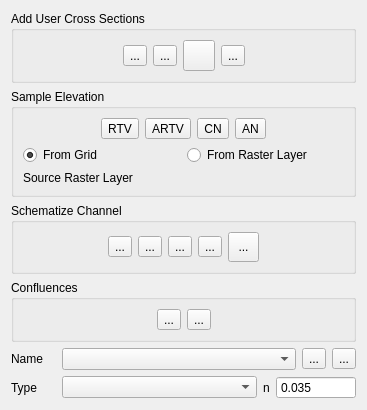
This is flo2d/ui/xs_editor.ui in FLO-2DSoftware/qgis-flo-2d-plugin as Qt 5 draws it before an edit. The edited form follows.
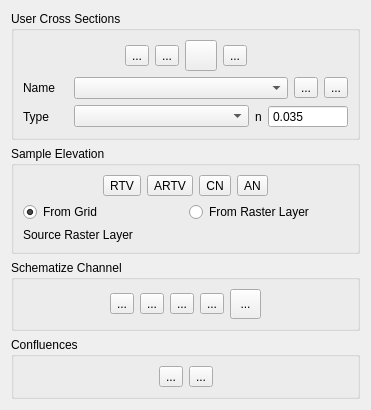
This is the edited form. Icons and pictures are not drawn.

Commit message: Improved the interface and removed unused code.

```diff
--- a/flo2d/ui/xs_editor.ui
+++ b/flo2d/ui/xs_editor.ui
@@ -9,7 +9,7 @@
    <rect>
     <x>0</x>
     <y>0</y>
-    <width>367</width>
+    <width>371</width>
     <height>406</height>
    </rect>
   </property>
@@ -17,44 +17,176 @@
    <string>Cross-section Editor</string>
   </property>
   <layout class="QGridLayout" name="gridLayout_3">
-   <item row="0" column="0" colspan="3">
-    <widget class="QGroupBox" name="user_cross_section_grp">
+   <item row="7" column="0" colspan="3">
+    <widget class="QGroupBox" name="confluences_grp">
      <property name="title">
-      <string>Add User Cross Sections</string>
+      <string>Confluences</string>
      </property>
-     <layout class="QGridLayout" name="gridLayout_2">
+     <layout class="QGridLayout" name="gridLayout_7">
       <item row="0" column="0">
-       <layout class="QGridLayout" name="gridLayout">
+       <layout class="QGridLayout" name="gridLayout_5">
+        <item row="0" column="0">
+         <spacer name="horizontalSpacer_9">
+          <property name="orientation">
+           <enum>Qt::Horizontal</enum>
+          </property>
+          <property name="sizeHint" stdset="0">
+           <size>
+            <width>40</width>
+            <height>20</height>
+           </size>
+          </property>
+         </spacer>
+        </item>
+        <item row="0" column="1">
+         <widget class="QToolButton" name="confluences_btn">
+          <property name="toolTip">
+           <string>&lt;html&gt;&lt;head/&gt;&lt;body&gt;&lt;p&gt;Add Confluence&lt;/p&gt;&lt;/body&gt;&lt;/html&gt;</string>
+          </property>
+          <property name="text">
+           <string>...</string>
+          </property>
+          <property name="icon">
+           <iconset>
+            <normaloff>../img/schematize_confluence.svg</normaloff>../img/schematize_confluence.svg</iconset>
+          </property>
+          <property name="iconSize">
+           <size>
+            <width>24</width>
+            <height>24</height>
+           </size>
+          </property>
+         </widget>
+        </item>
+        <item row="0" column="3">
+         <spacer name="horizontalSpacer_5">
+          <property name="orientation">
+           <enum>Qt::Horizontal</enum>
+          </property>
+          <property name="sizeHint" stdset="0">
+           <size>
+            <width>40</width>
+            <height>20</height>
+           </size>
+          </property>
+         </spacer>
+        </item>
+        <item row="0" column="2">
+         <widget class="QToolButton" name="delete_confluences_btn">
+          <property name="toolTip">
+           <string>&lt;html&gt;&lt;head/&gt;&lt;body&gt;&lt;p&gt;Delete Confluence&lt;/p&gt;&lt;/body&gt;&lt;/html&gt;</string>
+          </property>
+          <property name="text">
+           <string>...</string>
+          </property>
+          <property name="icon">
+           <iconset>
+            <normaloff>../img/delete_confluence.svg</normaloff>../img/delete_confluence.svg</iconset>
+          </property>
+          <property name="iconSize">
+           <size>
+            <width>24</width>
+            <height>24</height>
+           </size>
+          </property>
+         </widget>
+        </item>
+       </layout>
+      </item>
+     </layout>
+    </widget>
+   </item>
+   <item row="5" column="0" colspan="3">
+    <widget class="QGroupBox" name="intermediate_grp">
+     <property name="title">
+      <string>Schematize Channel</string>
+     </property>
+     <layout class="QGridLayout" name="gridLayout_10">
+      <item row="0" column="0">
+       <layout class="QGridLayout" name="gridLayout_9">
+        <item row="0" column="0">
+         <spacer name="horizontalSpacer_2">
+          <property name="orientation">
+           <enum>Qt::Horizontal</enum>
+          </property>
+          <property name="sizeHint" stdset="0">
+           <size>
+            <width>40</width>
+            <height>20</height>
+           </size>
+          </property>
+         </spacer>
+        </item>
+        <item row="0" column="2">
+         <widget class="QToolButton" name="interpolate_channel_elevation_btn">
+          <property name="toolTip">
+           <string>&lt;html&gt;&lt;head/&gt;&lt;body&gt;&lt;p&gt;Interpolate Cross Section Elevation&lt;/p&gt;&lt;/body&gt;&lt;/html&gt;</string>
+          </property>
+          <property name="text">
+           <string>...</string>
+          </property>
+          <property name="icon">
+           <iconset>
+            <normaloff>../img/interpolate_channel_z.svg</normaloff>../img/interpolate_channel_z.svg</iconset>
+          </property>
+          <property name="iconSize">
+           <size>
+            <width>24</width>
+            <height>24</height>
+           </size>
+          </property>
+         </widget>
+        </item>
+        <item row="0" column="6">
+         <spacer name="horizontalSpacer_3">
+          <property name="orientation">
+           <enum>Qt::Horizontal</enum>
+          </property>
+          <property name="sizeHint" stdset="0">
+           <size>
+            <width>40</width>
+            <height>20</height>
+           </size>
+          </property>
+         </spacer>
+        </item>
+        <item row="0" column="1">
+         <widget class="QToolButton" name="schematize_xs_btn">
+          <property name="toolTip">
+           <string>&lt;html&gt;&lt;head/&gt;&lt;body&gt;&lt;p&gt;Schematize Channel&lt;/p&gt;&lt;/body&gt;&lt;/html&gt;</string>
+          </property>
+          <property name="text">
+           <string>...</string>
+          </property>
+          <property name="icon">
+           <iconset>
+            <normaloff>../img/intermediate_cross_sections.svg</normaloff>../img/intermediate_cross_sections.svg</iconset>
+          </property>
+          <property name="iconSize">
+           <size>
+            <width>24</width>
+            <height>24</height>
+           </size>
+          </property>
+         </widget>
+        </item>
         <item row="0" column="5">
-         <spacer name="horizontalSpacer_4">
-          <property name="orientation">
-           <enum>Qt::Horizontal</enum>
-          </property>
-          <property name="sizeHint" stdset="0">
+         <widget class="QToolButton" name="delete_schema_btn">
+          <property name="minimumSize">
            <size>
-            <width>40</width>
-            <height>20</height>
-           </size>
-          </property>
-         </spacer>
-        </item>
-        <item row="0" column="3">
-         <widget class="QToolButton" name="revert_changes_btn">
-          <property name="maximumSize">
-           <size>
-            <width>16777215</width>
-            <height>16777215</height>
+            <width>31</width>
+            <height>30</height>
            </size>
           </property>
           <property name="toolTip">
-           <string>&lt;html&gt;&lt;head/&gt;&lt;body&gt;&lt;p&gt;Revert unsaved changes for current cross-section (Users Layers)&lt;/p&gt;&lt;/body&gt;&lt;/html&gt;</string>
+           <string>&lt;html&gt;&lt;head/&gt;&lt;body&gt;&lt;p&gt;Delete Schematize Channel&lt;/p&gt;&lt;/body&gt;&lt;/html&gt;</string>
           </property>
           <property name="text">
-           <string/>
+           <string>...</string>
           </property>
           <property name="icon">
            <iconset>
-            <normaloff>../img/mActionUndo.svg</normaloff>../img/mActionUndo.svg</iconset>
+            <normaloff>../img/delete_intermediate_cross_sections.svg</normaloff>../img/delete_intermediate_cross_sections.svg</iconset>
           </property>
           <property name="iconSize">
            <size>
@@ -65,19 +197,16 @@
          </widget>
         </item>
         <item row="0" column="4">
-         <widget class="QToolButton" name="delete_btn">
-          <property name="focusPolicy">
-           <enum>Qt::StrongFocus</enum>
-          </property>
+         <widget class="QToolButton" name="check_schematized_channel_btn">
           <property name="toolTip">
-           <string>&lt;html&gt;&lt;head/&gt;&lt;body&gt;&lt;p&gt;Delete current cross-section (Users Layers)&lt;/p&gt;&lt;/body&gt;&lt;/html&gt;</string>
+           <string>&lt;html&gt;&lt;head/&gt;&lt;body&gt;&lt;p&gt;Check Schematized Channel&lt;/p&gt;&lt;/body&gt;&lt;/html&gt;</string>
           </property>
           <property name="text">
            <string>...</string>
           </property>
           <property name="icon">
            <iconset>
-            <normaloff>../img/mActionDeleteSelected.svg</normaloff>../img/mActionDeleteSelected.svg</iconset>
+            <normaloff>../img/check_intermediate_cross_sections.svg</normaloff>../img/check_intermediate_cross_sections.svg</iconset>
           </property>
           <property name="iconSize">
            <size>
@@ -87,37 +216,20 @@
           </property>
          </widget>
         </item>
-        <item row="0" column="1">
-         <widget class="QToolButton" name="digitize_btn">
+        <item row="0" column="3">
+         <widget class="QToolButton" name="interpolate_channel_n_btn">
           <property name="toolTip">
-           <string>&lt;html&gt;&lt;head/&gt;&lt;body&gt;&lt;p&gt;Add &amp;quot;Cross-sections&amp;quot;  lines  (Users Layer)&lt;/p&gt;&lt;/body&gt;&lt;/html&gt;</string>
+           <string>&lt;html&gt;&lt;head/&gt;&lt;body&gt;&lt;p&gt;Interpolate Channel n-values&lt;/p&gt;&lt;/body&gt;&lt;/html&gt;</string>
           </property>
-          <property name="text">
-           <string>...</string>
+          <property name="statusTip">
+           <string>Interpolate channel n-values</string>
           </property>
-          <property name="icon">
-           <iconset>
-            <normaloff>../img/mActionCaptureLine.svg</normaloff>../img/mActionCaptureLine.svg</iconset>
-          </property>
-          <property name="iconSize">
-           <size>
-            <width>24</width>
-            <height>24</height>
-           </size>
-          </property>
-         </widget>
-        </item>
-        <item row="0" column="2">
-         <widget class="QToolButton" name="save_xs_changes_btn">
-          <property name="toolTip">
-           <string>&lt;html&gt;&lt;head/&gt;&lt;body&gt;&lt;p&gt;Save current cross-section (Users Layers)&lt;/p&gt;&lt;/body&gt;&lt;/html&gt;</string>
-          </property>
           <property name="text">
            <string>...</string>
           </property>
           <property name="icon">
            <iconset>
-            <normaloff>../img/mActionSaveAllEdits.svg</normaloff>../img/mActionSaveAllEdits.svg</iconset>
+            <normaloff>../img/interpolate_channel_n.svg</normaloff>../img/interpolate_channel_n.svg</iconset>
           </property>
           <property name="iconSize">
            <size>
@@ -127,25 +239,12 @@
           </property>
          </widget>
         </item>
-        <item row="0" column="0">
-         <spacer name="horizontalSpacer">
-          <property name="orientation">
-           <enum>Qt::Horizontal</enum>
-          </property>
-          <property name="sizeHint" stdset="0">
-           <size>
-            <width>40</width>
-            <height>20</height>
-           </size>
-          </property>
-         </spacer>
-        </item>
        </layout>
       </item>
      </layout>
     </widget>
    </item>
-   <item row="1" column="0" colspan="3">
+   <item row="4" column="0" colspan="3">
     <widget class="QGroupBox" name="groupBox">
      <property name="title">
       <string>Sample Elevation</string>
@@ -308,154 +407,7 @@
      </layout>
     </widget>
    </item>
-   <item row="7" column="0" colspan="3">
-    <layout class="QHBoxLayout" name="horizontalLayout">
-     <property name="bottomMargin">
-      <number>0</number>
-     </property>
-     <item>
-      <widget class="QLabel" name="label">
-       <property name="minimumSize">
-        <size>
-         <width>45</width>
-         <height>0</height>
-        </size>
-       </property>
-       <property name="text">
-        <string>Name</string>
-       </property>
-      </widget>
-     </item>
-     <item>
-      <widget class="QComboBox" name="xs_cbo">
-       <property name="sizePolicy">
-        <sizepolicy hsizetype="MinimumExpanding" vsizetype="Fixed">
-         <horstretch>0</horstretch>
-         <verstretch>0</verstretch>
-        </sizepolicy>
-       </property>
-       <property name="minimumSize">
-        <size>
-         <width>0</width>
-         <height>0</height>
-        </size>
-       </property>
-      </widget>
-     </item>
-     <item>
-      <widget class="QToolButton" name="rename_xs_btn">
-       <property name="text">
-        <string>...</string>
-       </property>
-       <property name="icon">
-        <iconset>
-         <normaloff>../img/change_name.svg</normaloff>../img/change_name.svg</iconset>
-       </property>
-      </widget>
-     </item>
-     <item>
-      <widget class="QToolButton" name="xs_center_btn">
-       <property name="text">
-        <string>...</string>
-       </property>
-       <property name="icon">
-        <iconset>
-         <normaloff>../img/eye-svgrepo-com.svg</normaloff>../img/eye-svgrepo-com.svg</iconset>
-       </property>
-       <property name="checkable">
-        <bool>true</bool>
-       </property>
-      </widget>
-     </item>
-    </layout>
-   </item>
-   <item row="8" column="0" colspan="3">
-    <layout class="QGridLayout" name="gridLayout_4">
-     <property name="bottomMargin">
-      <number>0</number>
-     </property>
-     <item row="0" column="2">
-      <widget class="QLabel" name="label_5">
-       <property name="maximumSize">
-        <size>
-         <width>200</width>
-         <height>16777215</height>
-        </size>
-       </property>
-       <property name="text">
-        <string>n</string>
-       </property>
-      </widget>
-     </item>
-     <item row="0" column="0">
-      <widget class="QLabel" name="label_6">
-       <property name="minimumSize">
-        <size>
-         <width>45</width>
-         <height>0</height>
-        </size>
-       </property>
-       <property name="maximumSize">
-        <size>
-         <width>16777215</width>
-         <height>16777215</height>
-        </size>
-       </property>
-       <property name="text">
-        <string>Type</string>
-       </property>
-      </widget>
-     </item>
-     <item row="0" column="1">
-      <widget class="QComboBox" name="xs_type_cbo">
-       <property name="sizePolicy">
-        <sizepolicy hsizetype="MinimumExpanding" vsizetype="Fixed">
-         <horstretch>0</horstretch>
-         <verstretch>0</verstretch>
-        </sizepolicy>
-       </property>
-       <property name="maximumSize">
-        <size>
-         <width>16777215</width>
-         <height>16777215</height>
-        </size>
-       </property>
-      </widget>
-     </item>
-     <item row="0" column="3">
-      <widget class="QDoubleSpinBox" name="n_sbox">
-       <property name="sizePolicy">
-        <sizepolicy hsizetype="Minimum" vsizetype="Fixed">
-         <horstretch>0</horstretch>
-         <verstretch>0</verstretch>
-        </sizepolicy>
-       </property>
-       <property name="minimumSize">
-        <size>
-         <width>80</width>
-         <height>0</height>
-        </size>
-       </property>
-       <property name="buttonSymbols">
-        <enum>QAbstractSpinBox::NoButtons</enum>
-       </property>
-       <property name="decimals">
-        <number>3</number>
-       </property>
-       <property name="maximum">
-        <double>1.000000000000000</double>
-       </property>
-       <property name="singleStep">
-        <double>0.000000000000000</double>
-       </property>
-       <property name="value">
-        <double>0.035000000000000</double>
-       </property>
-      </widget>
-     </item>
-    </layout>
-   </item>
-   <item row="9" column="0" colspan="3">
+   <item row="12" column="0" colspan="3">
     <spacer name="verticalSpacer">
      <property name="orientation">
       <enum>Qt::Vertical</enum>
@@ -468,97 +420,44 @@
      </property>
     </spacer>
    </item>
-   <item row="2" column="0" colspan="3">
-    <widget class="QGroupBox" name="intermediate_grp">
+   <item row="0" column="0" colspan="3">
+    <widget class="QGroupBox" name="user_cross_section_grp">
      <property name="title">
-      <string>Schematize Channel</string>
+      <string>User Cross Sections</string>
      </property>
-     <layout class="QGridLayout" name="gridLayout_10">
+     <layout class="QGridLayout" name="gridLayout_2">
       <item row="0" column="0">
-       <layout class="QGridLayout" name="gridLayout_9">
-        <item row="0" column="0">
-         <spacer name="horizontalSpacer_2">
-          <property name="orientation">
-           <enum>Qt::Horizontal</enum>
-          </property>
-          <property name="sizeHint" stdset="0">
-           <size>
-            <width>40</width>
-            <height>20</height>
-           </size>
-          </property>
-         </spacer>
-        </item>
-        <item row="0" column="2">
-         <widget class="QToolButton" name="interpolate_channel_elevation_btn">
-          <property name="toolTip">
-           <string>&lt;html&gt;&lt;head/&gt;&lt;body&gt;&lt;p&gt;Interpolate Cross Section Elevation&lt;/p&gt;&lt;/body&gt;&lt;/html&gt;</string>
-          </property>
-          <property name="text">
-           <string>...</string>
-          </property>
-          <property name="icon">
-           <iconset>
-            <normaloff>../img/interpolate_channel_z.svg</normaloff>../img/interpolate_channel_z.svg</iconset>
-          </property>
-          <property name="iconSize">
-           <size>
-            <width>24</width>
-            <height>24</height>
-           </size>
-          </property>
-         </widget>
-        </item>
-        <item row="0" column="6">
-         <spacer name="horizontalSpacer_3">
-          <property name="orientation">
-           <enum>Qt::Horizontal</enum>
-          </property>
-          <property name="sizeHint" stdset="0">
-           <size>
-            <width>40</width>
-            <height>20</height>
-           </size>
-          </property>
-         </spacer>
-        </item>
-        <item row="0" column="1">
-         <widget class="QToolButton" name="schematize_xs_btn">
-          <property name="toolTip">
-           <string>&lt;html&gt;&lt;head/&gt;&lt;body&gt;&lt;p&gt;Schematize Channel&lt;/p&gt;&lt;/body&gt;&lt;/html&gt;</string>
-          </property>
-          <property name="text">
-           <string>...</string>
-          </property>
-          <property name="icon">
-           <iconset>
-            <normaloff>../img/intermediate_cross_sections.svg</normaloff>../img/intermediate_cross_sections.svg</iconset>
-          </property>
-          <property name="iconSize">
-           <size>
-            <width>24</width>
-            <height>24</height>
-           </size>
-          </property>
-         </widget>
-        </item>
+       <layout class="QGridLayout" name="gridLayout">
         <item row="0" column="5">
-         <widget class="QToolButton" name="delete_schema_btn">
-          <property name="minimumSize">
+         <spacer name="horizontalSpacer_4">
+          <property name="orientation">
+           <enum>Qt::Horizontal</enum>
+          </property>
+          <property name="sizeHint" stdset="0">
            <size>
-            <width>31</width>
-            <height>30</height>
+            <width>40</width>
+            <height>20</height>
+           </size>
+          </property>
+         </spacer>
+        </item>
+        <item row="0" column="3">
+         <widget class="QToolButton" name="revert_changes_btn">
+          <property name="maximumSize">
+           <size>
+            <width>16777215</width>
+            <height>16777215</height>
            </size>
           </property>
           <property name="toolTip">
-           <string>&lt;html&gt;&lt;head/&gt;&lt;body&gt;&lt;p&gt;Delete Schematize Channel&lt;/p&gt;&lt;/body&gt;&lt;/html&gt;</string>
+           <string>&lt;html&gt;&lt;head/&gt;&lt;body&gt;&lt;p&gt;Revert unsaved changes for current cross-section (Users Layers)&lt;/p&gt;&lt;/body&gt;&lt;/html&gt;</string>
           </property>
           <property name="text">
-           <string>...</string>
+           <string/>
           </property>
           <property name="icon">
            <iconset>
-            <normaloff>../img/delete_intermediate_cross_sections.svg</normaloff>../img/delete_intermediate_cross_sections.svg</iconset>
+            <normaloff>../img/mActionUndo.svg</normaloff>../img/mActionUndo.svg</iconset>
           </property>
           <property name="iconSize">
            <size>
@@ -569,16 +468,19 @@
          </widget>
         </item>
         <item row="0" column="4">
-         <widget class="QToolButton" name="check_schematized_channel_btn">
+         <widget class="QToolButton" name="delete_btn">
+          <property name="focusPolicy">
+           <enum>Qt::StrongFocus</enum>
+          </property>
           <property name="toolTip">
-           <string>&lt;html&gt;&lt;head/&gt;&lt;body&gt;&lt;p&gt;Check Schematized Channel&lt;/p&gt;&lt;/body&gt;&lt;/html&gt;</string>
+           <string>&lt;html&gt;&lt;head/&gt;&lt;body&gt;&lt;p&gt;Delete current cross-section (Users Layers)&lt;/p&gt;&lt;/body&gt;&lt;/html&gt;</string>
           </property>
           <property name="text">
            <string>...</string>
           </property>
           <property name="icon">
            <iconset>
-            <normaloff>../img/check_intermediate_cross_sections.svg</normaloff>../img/check_intermediate_cross_sections.svg</iconset>
+            <normaloff>../img/mActionDeleteSelected.svg</normaloff>../img/mActionDeleteSelected.svg</iconset>
           </property>
           <property name="iconSize">
            <size>
@@ -588,20 +490,17 @@
           </property>
          </widget>
         </item>
-        <item row="0" column="3">
-         <widget class="QToolButton" name="interpolate_channel_n_btn">
+        <item row="0" column="1">
+         <widget class="QToolButton" name="digitize_btn">
           <property name="toolTip">
-           <string>&lt;html&gt;&lt;head/&gt;&lt;body&gt;&lt;p&gt;Interpolate Channel n-values&lt;/p&gt;&lt;/body&gt;&lt;/html&gt;</string>
+           <string>&lt;html&gt;&lt;head/&gt;&lt;body&gt;&lt;p&gt;Add &amp;quot;Cross-sections&amp;quot;  lines  (Users Layer)&lt;/p&gt;&lt;/body&gt;&lt;/html&gt;</string>
           </property>
-          <property name="statusTip">
-           <string>Interpolate channel n-values</string>
-          </property>
           <property name="text">
            <string>...</string>
           </property>
           <property name="icon">
            <iconset>
-            <normaloff>../img/interpolate_channel_n.svg</normaloff>../img/interpolate_channel_n.svg</iconset>
+            <normaloff>../img/mActionCaptureLine.svg</normaloff>../img/mActionCaptureLine.svg</iconset>
           </property>
           <property name="iconSize">
            <size>
@@ -611,43 +510,17 @@
           </property>
          </widget>
         </item>
-       </layout>
-      </item>
-     </layout>
-    </widget>
-   </item>
-   <item row="4" column="0" colspan="3">
-    <widget class="QGroupBox" name="confluences_grp">
-     <property name="title">
-      <string>Confluences</string>
-     </property>
-     <layout class="QGridLayout" name="gridLayout_7">
-      <item row="0" column="0">
-       <layout class="QGridLayout" name="gridLayout_5">
-        <item row="0" column="0">
-         <spacer name="horizontalSpacer_9">
-          <property name="orientation">
-           <enum>Qt::Horizontal</enum>
-          </property>
-          <property name="sizeHint" stdset="0">
-           <size>
-            <width>40</width>
-            <height>20</height>
-           </size>
-          </property>
-         </spacer>
-        </item>
-        <item row="0" column="1">
-         <widget class="QToolButton" name="confluences_btn">
+        <item row="0" column="2">
+         <widget class="QToolButton" name="save_xs_changes_btn">
           <property name="toolTip">
-           <string>&lt;html&gt;&lt;head/&gt;&lt;body&gt;&lt;p&gt;Add Confluence&lt;/p&gt;&lt;/body&gt;&lt;/html&gt;</string>
+           <string>&lt;html&gt;&lt;head/&gt;&lt;body&gt;&lt;p&gt;Save current cross-section (Users Layers)&lt;/p&gt;&lt;/body&gt;&lt;/html&gt;</string>
           </property>
           <property name="text">
            <string>...</string>
           </property>
           <property name="icon">
            <iconset>
-            <normaloff>../img/schematize_confluence.svg</normaloff>../img/schematize_confluence.svg</iconset>
+            <normaloff>../img/mActionSaveAllEdits.svg</normaloff>../img/mActionSaveAllEdits.svg</iconset>
           </property>
           <property name="iconSize">
            <size>
@@ -657,8 +530,8 @@
           </property>
          </widget>
         </item>
-        <item row="0" column="3">
-         <spacer name="horizontalSpacer_5">
+        <item row="0" column="0">
+         <spacer name="horizontalSpacer">
           <property name="orientation">
            <enum>Qt::Horizontal</enum>
           </property>
@@ -670,23 +543,150 @@
           </property>
          </spacer>
         </item>
-        <item row="0" column="2">
-         <widget class="QToolButton" name="delete_confluences_btn">
-          <property name="toolTip">
-           <string>&lt;html&gt;&lt;head/&gt;&lt;body&gt;&lt;p&gt;Delete Confluence&lt;/p&gt;&lt;/body&gt;&lt;/html&gt;</string>
+       </layout>
+      </item>
+      <item row="1" column="0">
+       <layout class="QHBoxLayout" name="horizontalLayout">
+        <property name="bottomMargin">
+         <number>0</number>
+        </property>
+        <item>
+         <widget class="QLabel" name="label">
+          <property name="minimumSize">
+           <size>
+            <width>45</width>
+            <height>0</height>
+           </size>
           </property>
           <property name="text">
+           <string>Name</string>
+          </property>
+         </widget>
+        </item>
+        <item>
+         <widget class="QComboBox" name="xs_cbo">
+          <property name="sizePolicy">
+           <sizepolicy hsizetype="MinimumExpanding" vsizetype="Fixed">
+            <horstretch>0</horstretch>
+            <verstretch>0</verstretch>
+           </sizepolicy>
+          </property>
+          <property name="minimumSize">
+           <size>
+            <width>0</width>
+            <height>0</height>
+           </size>
+          </property>
+         </widget>
+        </item>
+        <item>
+         <widget class="QToolButton" name="rename_xs_btn">
+          <property name="text">
            <string>...</string>
           </property>
           <property name="icon">
            <iconset>
-            <normaloff>../img/delete_confluence.svg</normaloff>../img/delete_confluence.svg</iconset>
+            <normaloff>../img/change_name.svg</normaloff>../img/change_name.svg</iconset>
           </property>
-          <property name="iconSize">
+         </widget>
+        </item>
+        <item>
+         <widget class="QToolButton" name="xs_center_btn">
+          <property name="text">
+           <string>...</string>
+          </property>
+          <property name="icon">
+           <iconset>
+            <normaloff>../img/eye-svgrepo-com.svg</normaloff>../img/eye-svgrepo-com.svg</iconset>
+          </property>
+          <property name="checkable">
+           <bool>true</bool>
+          </property>
+         </widget>
+        </item>
+       </layout>
+      </item>
+      <item row="2" column="0">
+       <layout class="QGridLayout" name="gridLayout_4">
+        <property name="bottomMargin">
+         <number>0</number>
+        </property>
+        <item row="0" column="2">
+         <widget class="QLabel" name="label_5">
+          <property name="maximumSize">
            <size>
-            <width>24</width>
-            <height>24</height>
+            <width>200</width>
+            <height>16777215</height>
            </size>
+          </property>
+          <property name="text">
+           <string>n</string>
+          </property>
+         </widget>
+        </item>
+        <item row="0" column="0">
+         <widget class="QLabel" name="label_6">
+          <property name="minimumSize">
+           <size>
+            <width>45</width>
+            <height>0</height>
+           </size>
+          </property>
+          <property name="maximumSize">
+           <size>
+            <width>16777215</width>
+            <height>16777215</height>
+           </size>
+          </property>
+          <property name="text">
+           <string>Type</string>
+          </property>
+         </widget>
+        </item>
+        <item row="0" column="1">
+         <widget class="QComboBox" name="xs_type_cbo">
+          <property name="sizePolicy">
+           <sizepolicy hsizetype="MinimumExpanding" vsizetype="Fixed">
+            <horstretch>0</horstretch>
+            <verstretch>0</verstretch>
+           </sizepolicy>
+          </property>
+          <property name="maximumSize">
+           <size>
+            <width>16777215</width>
+            <height>16777215</height>
+           </size>
+          </property>
+         </widget>
+        </item>
+        <item row="0" column="3">
+         <widget class="QDoubleSpinBox" name="n_sbox">
+          <property name="sizePolicy">
+           <sizepolicy hsizetype="Minimum" vsizetype="Fixed">
+            <horstretch>0</horstretch>
+            <verstretch>0</verstretch>
+           </sizepolicy>
+          </property>
+          <property name="minimumSize">
+           <size>
+            <width>80</width>
+            <height>0</height>
+           </size>
+          </property>
+          <property name="buttonSymbols">
+           <enum>QAbstractSpinBox::NoButtons</enum>
+          </property>
+          <property name="decimals">
+           <number>3</number>
+          </property>
+          <property name="maximum">
+           <double>1.000000000000000</double>
+          </property>
+          <property name="singleStep">
+           <double>0.000000000000000</double>
+          </property>
+          <property name="value">
+           <double>0.035000000000000</double>
           </property>
          </widget>
         </item>
```
The commit also changes 2 other files.
